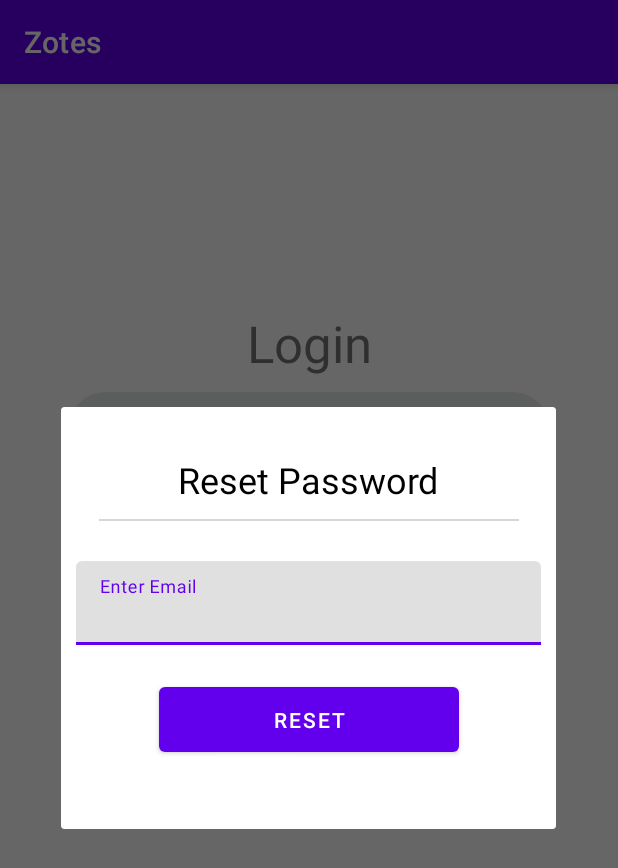
After one commit to EChilin5/Zotes_OCR, an Android app: the fragment ForgotPasswordOverlay placed in its activity, on a phone screen of 412 x 824 dp. The commit adds this screen. Shown: the top 868 px of the screen. Run offline under Robolectric (Android 15) with nearby library versions, the phone set to English and light mode, and no system bars; our stand-ins replace Firebase (no records; nobody signed in at launch, a user with empty details on screens opened directly); 1 statement that could not run was skipped.

Commit message:
Users are able to reset password

```diff
--- /dev/null
+++ b/app/src/main/java/com/eachilin/zotes/ForgotPasswordOverlay.kt
@@ -0,0 +1,60 @@
+package com.eachilin.zotes
+
+import android.os.Bundle
+import android.util.Log
+import androidx.fragment.app.Fragment
+import android.view.LayoutInflater
+import android.view.View
+import android.view.ViewGroup
+import android.widget.Toast
+import androidx.fragment.app.DialogFragment
+import com.eachilin.zotes.databinding.FragmentForgotPasswordOverlayBinding
+import com.google.firebase.auth.ktx.auth
+import com.google.firebase.ktx.Firebase
+
+private const val TAG = "ForgotPasswordOverlay"
+class ForgotPasswordOverlay : DialogFragment() {
+
+    private lateinit var _binding : FragmentForgotPasswordOverlayBinding
+    private val binding get() = _binding!!
+
+    override fun onCreate(savedInstanceState: Bundle?) {
+        super.onCreate(savedInstanceState)
+
+    }
+
+    override fun onCreateView(
+        inflater: LayoutInflater, container: ViewGroup?,
+        savedInstanceState: Bundle?
+    ): View? {
+        // Inflate the layout for this fragment
+        _binding = FragmentForgotPasswordOverlayBinding.inflate(inflater, container, false)
+        return binding.root
+    }
+
+    override fun onViewCreated(view: View, savedInstanceState: Bundle?) {
+        super.onViewCreated(view, savedInstanceState)
+
+        binding.btnResetEmail.setOnClickListener {
+
+            val emailAddress: String = binding.etResetPassword.text.toString()
+
+            if(emailAddress.isNotEmpty() && emailAddress.contains("@")) {
+                Firebase.auth.sendPasswordResetEmail(emailAddress)
+                    .addOnCompleteListener { task ->
+                        if (task.isSuccessful) {
+                            Log.d(TAG, "Email sent.")
+                            Toast.makeText(context, "Email has been sent", Toast.LENGTH_LONG).show()
+                        } else {
+                            Log.d(TAG, "Email can not be found")
+                        }
+                    }
+            }else{
+                Toast.makeText(context,"Invalid Email", Toast.LENGTH_LONG).show()
+            }
+            this.dismiss()
+        }
+    }
+
+
+}
--- a/app/src/main/java/com/eachilin/zotes/LoginActivity.kt
+++ b/app/src/main/java/com/eachilin/zotes/LoginActivity.kt
@@ -60,6 +60,9 @@ class LoginActivity : AppCompatActivity() {
         btnSignUp.setOnClickListener {
             goSignUpActivity()
         }
+        binding.tvHelp.setOnClickListener {
+            openFragment()
+        }
     }
 
     private fun goSignUpActivity() {
@@ -75,6 +78,13 @@ class LoginActivity : AppCompatActivity() {
 
     }
 
+    private fun openFragment() {
+
+        val dialog = ForgotPasswordOverlay()
+        val fm = this.supportFragmentManager
+        dialog.show(fm, "name")
+    }
+
     private fun initView() {
         etEmail = binding.etUserName
         etPassword = binding.etPasword
--- /dev/null
+++ b/app/src/main/res/layout/fragment_forgot_password_overlay.xml
@@ -0,0 +1,107 @@
+<?xml version="1.0" encoding="utf-8"?>
+<androidx.constraintlayout.widget.ConstraintLayout xmlns:android="http://schemas.android.com/apk/res/android"
+    xmlns:app="http://schemas.android.com/apk/res-auto"
+    xmlns:tools="http://schemas.android.com/tools"
+    android:layout_width="wrap_content"
+    android:layout_height="wrap_content"
+    android:layout_gravity="center_vertical|center_horizontal"
+
+    tools:context=".ForgotPasswordOverlay">
+
+    <TextView
+        android:id="@+id/textView5"
+        android:layout_width="0dp"
+        android:layout_height="wrap_content"
+        android:layout_alignParentTop="true"
+        android:layout_centerHorizontal="true"
+        android:layout_marginTop="32dp"
+        android:gravity="center"
+        android:text="@string/reset_password"
+        android:textColor="#000000"
+        android:textSize="24sp"
+        app:layout_constraintEnd_toEndOf="@id/OverlayResetGLvEnd"
+        app:layout_constraintStart_toStartOf="@id/OverlayResetGLv1"
+        app:layout_constraintTop_toTopOf="@+id/OverlayResetGL1" />
+
+    <View
+        android:id="@+id/vLiine"
+        android:layout_width="280dp"
+        android:layout_height="1dp"
+        android:layout_marginTop="10dp"
+        android:background="@color/underline"
+        app:layout_constraintEnd_toEndOf="@id/OverlayResetGLvEnd"
+        app:layout_constraintStart_toStartOf="@id/OverlayResetGLv1"
+        app:layout_constraintTop_toBottomOf="@+id/textView5" />
+
+    <com.google.android.material.textfield.TextInputLayout
+        android:id="@+id/textField"
+        android:layout_width="310dp"
+        android:layout_height="wrap_content"
+        android:layout_margin="10dp"
+        android:hint="@string/enter_email"
+        app:layout_constraintBottom_toTopOf="@+id/OverlayResetGL3"
+        app:layout_constraintEnd_toStartOf="@+id/OverlayResetGLvEnd"
+        app:layout_constraintStart_toStartOf="@id/OverlayResetGLv1"
+        app:layout_constraintTop_toBottomOf="@id/OverlayResetGL2">
+
+        <com.google.android.material.textfield.TextInputEditText
+            android:id="@+id/etResetPassword"
+            android:layout_width="match_parent"
+            android:layout_height="wrap_content" />
+
+    </com.google.android.material.textfield.TextInputLayout>
+
+    <Button
+        android:id="@+id/btnResetEmail"
+        android:layout_width="200dp"
+        android:layout_height="55dp"
+        android:layout_below="@id/OverlayResetGL3"
+        android:layout_centerHorizontal="true"
+        android:layout_marginTop="12dp"
+        android:text="@string/reset"
+        app:layout_constraintEnd_toEndOf="@id/OverlayResetGLvEnd"
+        app:layout_constraintStart_toStartOf="@id/OverlayResetGLv1"
+        app:layout_constraintTop_toTopOf="@+id/OverlayResetGL3" />
+
+    <androidx.constraintlayout.widget.Guideline
+        android:id="@+id/OverlayResetGLv1"
+        android:layout_width="wrap_content"
+        android:layout_height="wrap_content"
+        android:orientation="vertical"
+        app:layout_constraintGuide_begin="20dp"
+        app:layout_constraintGuide_percent="0.0" />
+
+    <androidx.constraintlayout.widget.Guideline
+        android:id="@+id/OverlayResetGLvEnd"
+        android:layout_width="wrap_content"
+        android:layout_height="wrap_content"
+        android:orientation="vertical"
+        app:layout_constraintGuide_begin="20dp"
+        app:layout_constraintGuide_percent="1.0" />
+
+    <androidx.constraintlayout.widget.Guideline
+        android:id="@+id/OverlayResetGL1"
+        android:layout_width="wrap_content"
+        android:layout_height="wrap_content"
+        android:orientation="horizontal"
+        app:layout_constraintGuide_begin="20dp"
+        app:layout_constraintGuide_percent="0.0" />
+
+    <androidx.constraintlayout.widget.Guideline
+        android:id="@+id/OverlayResetGL2"
+        android:layout_width="wrap_content"
+        android:layout_height="wrap_content"
+        android:orientation="horizontal"
+        app:layout_constraintGuide_begin="20dp"
+        app:layout_constraintGuide_percent="0.33" />
+
+    <androidx.constraintlayout.widget.Guideline
+        android:id="@+id/OverlayResetGL3"
+        android:layout_width="wrap_content"
+        android:layout_height="wrap_content"
+        android:orientation="horizontal"
+        app:layout_constraintGuide_begin="20dp"
+        app:layout_constraintGuide_percent="0.60" />
+
+
+</androidx.constraintlayout.widget.ConstraintLayout>
--- a/app/src/main/res/values/colors.xml
+++ b/app/src/main/res/values/colors.xml
@@ -12,6 +12,7 @@
     <color name="extra_light_grey">#E8EBEC</color>
     <color name="grey_shade">#e5e5e5</color>
     <color name="red_shade">#ff4d6d</color>
+    <color name="underline">#D8D6D6</color>
 
 
 </resources>
--- a/app/src/main/res/values/strings.xml
+++ b/app/src/main/res/values/strings.xml
@@ -26,7 +26,6 @@
     <string name="confirm_password">Confirm Password</string>
     <string name="log_out">Log Out</string>
     <string name="update_address">Update Address</string>
-    <string name="reset_password">Reset Password</string>
     <string name="settings">Settings</string>
     <string name="open_dialog_form">open dialog form</string>
     <string name="pokemon_eshop">Pokemon Eshop</string>
@@ -41,4 +40,7 @@
 
     <string name="hello_first_fragment">Hello first fragment</string>
     <string name="hello_second_fragment">Hello second fragment. Arg: %1$s</string>
+    <string name="enter_email">Enter Email</string>
+    <string name="reset_password">Reset Password</string>
+    <string name="reset">Reset</string>
 </resources>
```
